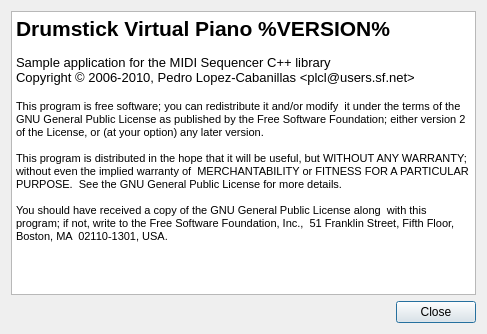
pedrolcl/drumstick, file utils/vpiano/vpianoabout.ui: the form before one commit.
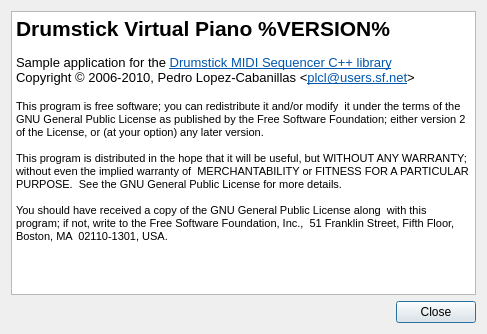
The form after the commit.

Commit message: about dialogs: web/email URL

```diff
--- a/utils/vpiano/vpianoabout.ui
+++ b/utils/vpiano/vpianoabout.ui
@@ -29,8 +29,8 @@
 &lt;/style&gt;&lt;/head&gt;&lt;body style=&quot; font-family:'DejaVu Sans'; font-size:10pt; font-weight:400; font-style:normal;&quot;&gt;
 &lt;p style=&quot; margin-top:0px; margin-bottom:0px; margin-left:0px; margin-right:0px; -qt-block-indent:0; text-indent:0px;&quot;&gt;&lt;span style=&quot; font-family:'Sans Serif'; font-size:16pt; font-weight:600;&quot;&gt;Drumstick Virtual Piano %VERSION%&lt;/span&gt;&lt;/p&gt;
 &lt;p style=&quot;-qt-paragraph-type:empty; margin-top:0px; margin-bottom:0px; margin-left:0px; margin-right:0px; -qt-block-indent:0; text-indent:0px; font-family:'Sans Serif'; font-size:9pt;&quot;&gt;&lt;/p&gt;
-&lt;p style=&quot; margin-top:0px; margin-bottom:0px; margin-left:0px; margin-right:0px; -qt-block-indent:0; text-indent:0px;&quot;&gt;&lt;span style=&quot; font-family:'Sans Serif';&quot;&gt;Sample application for the MIDI Sequencer C++ library&lt;/span&gt;&lt;/p&gt;
-&lt;p style=&quot; margin-top:0px; margin-bottom:0px; margin-left:0px; margin-right:0px; -qt-block-indent:0; text-indent:0px;&quot;&gt;&lt;span style=&quot; font-family:'Sans Serif';&quot;&gt;Copyright © 2006-2010, Pedro Lopez-Cabanillas &amp;lt;plcl@users.sf.net&amp;gt;&lt;/span&gt;&lt;/p&gt;
+&lt;p style=&quot; margin-top:0px; margin-bottom:0px; margin-left:0px; margin-right:0px; -qt-block-indent:0; text-indent:0px;&quot;&gt;&lt;span style=&quot; font-family:'Sans Serif';&quot;&gt;Sample application for the &lt;/span&gt;&lt;a href=&quot;http://drumstick.sourceforge.net&quot;&gt;&lt;span style=&quot; text-decoration: underline; color:#0057ae;&quot;&gt;Drumstick MIDI Sequencer C++ library&lt;/span&gt;&lt;/a&gt;&lt;/p&gt;
+&lt;p style=&quot; margin-top:0px; margin-bottom:0px; margin-left:0px; margin-right:0px; -qt-block-indent:0; text-indent:0px;&quot;&gt;&lt;span style=&quot; font-family:'Sans Serif';&quot;&gt;Copyright © 2006-2010, Pedro Lopez-Cabanillas &amp;lt;&lt;/span&gt;&lt;a href=&quot;mailto:plcl@users.sf.net&quot;&gt;&lt;span style=&quot; text-decoration: underline; color:#0057ae;&quot;&gt;plcl@users.sf.net&lt;/span&gt;&lt;/a&gt;&lt;span style=&quot; font-family:'Sans Serif';&quot;&gt;&amp;gt;&lt;/span&gt;&lt;/p&gt;
 &lt;p style=&quot; margin-top:0px; margin-bottom:0px; margin-left:0px; margin-right:0px; -qt-block-indent:0; text-indent:0px;&quot;&gt;&lt;span style=&quot; font-family:'Sans Serif';&quot;&gt; &lt;/span&gt;&lt;/p&gt;
 &lt;p style=&quot; margin-top:0px; margin-bottom:0px; margin-left:0px; margin-right:0px; -qt-block-indent:0; text-indent:0px;&quot;&gt;&lt;span style=&quot; font-family:'Sans Serif'; font-size:8pt;&quot;&gt;This program is free software; you can redistribute it and/or modify  it under the terms of the GNU General Public License as published by the Free Software Foundation; either version 2 of the License, or (at your option) any later version.&lt;/span&gt;&lt;/p&gt;
 &lt;p style=&quot; margin-top:0px; margin-bottom:0px; margin-left:0px; margin-right:0px; -qt-block-indent:0; text-indent:0px;&quot;&gt;&lt;span style=&quot; font-family:'Sans Serif'; font-size:8pt;&quot;&gt; &lt;/span&gt;&lt;/p&gt;
```
The commit also changes 3 other files.
